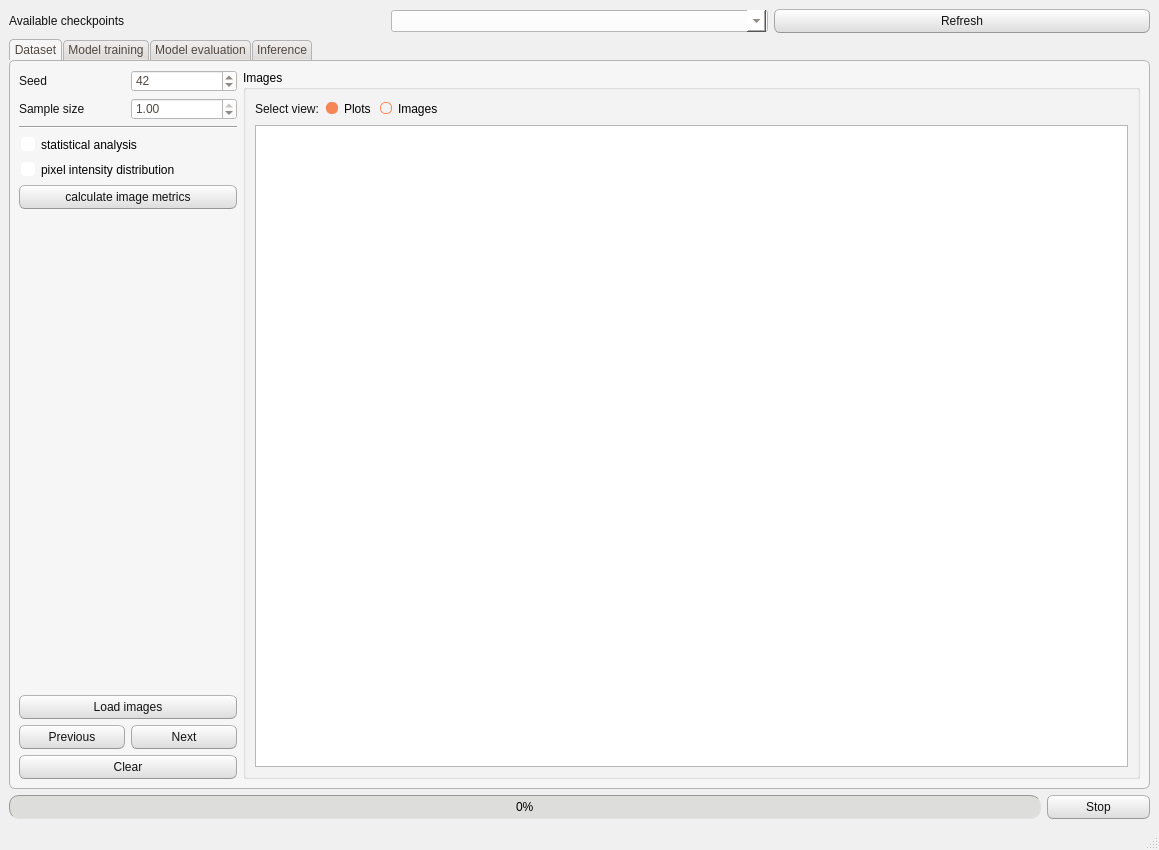
This is FEXT/commons/interface/layout/window_layout.ui in CTCycle/FEXT-Autoencoder as Qt 5 draws it before an edit. The edited form follows.
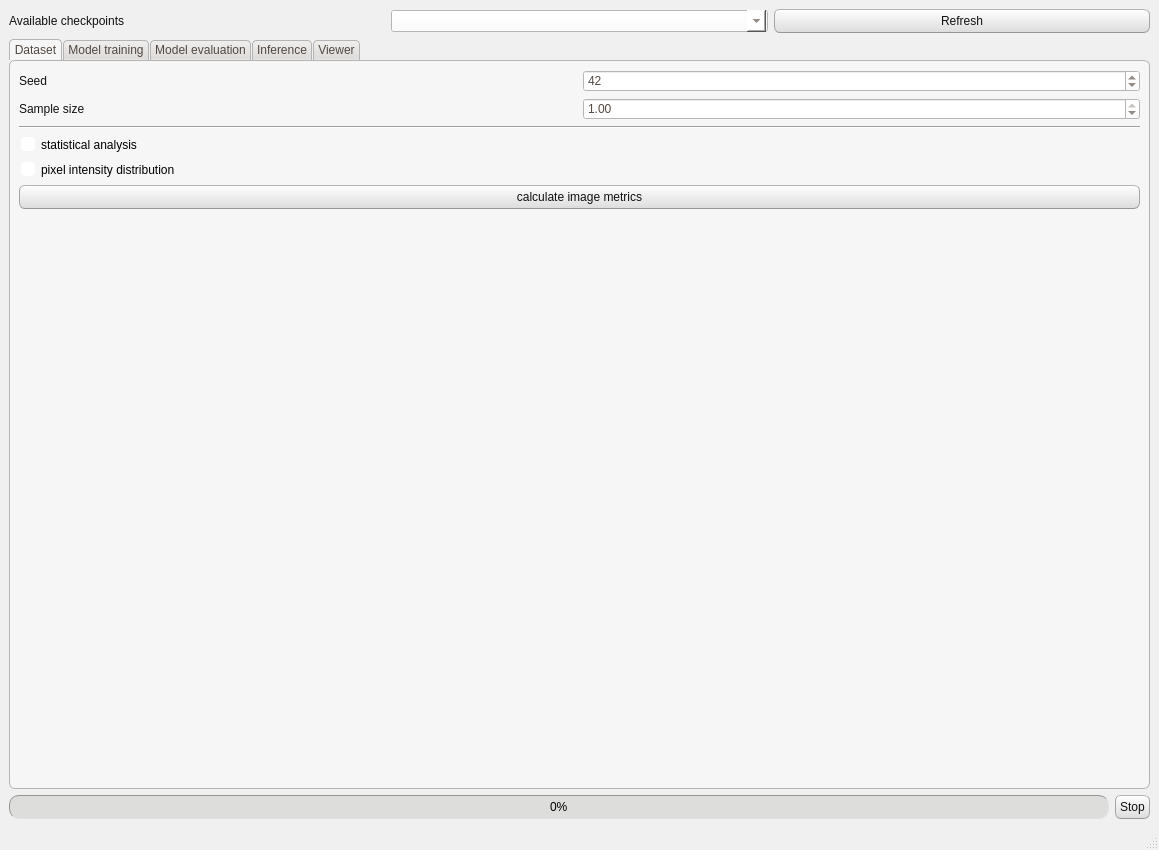
This is the edited form. The open tabs and pages were chosen to show the change.

Commit message: created viewer tab to centralize image canvas

```diff
--- a/FEXT/commons/interface/layout/window_layout.ui
+++ b/FEXT/commons/interface/layout/window_layout.ui
@@ -512,7 +512,7 @@
 }</string>
   </property>
   <widget class="QWidget" name="centralwidget">
-   <layout class="QVBoxLayout" name="verticalLayout_22">
+   <layout class="QVBoxLayout" name="verticalLayout_3">
     <item>
      <layout class="QHBoxLayout" name="selectCheckpointsLayout">
       <item>
@@ -535,7 +535,7 @@
      </layout>
     </item>
     <item>
-     <widget class="QTabWidget" name="tabWidget">
+     <widget class="QTabWidget" name="viewTab">
       <property name="accessibleName">
        <string/>
       </property>
@@ -553,13 +553,13 @@
         <item>
          <layout class="QHBoxLayout" name="centralLayout">
           <item>
-           <layout class="QVBoxLayout" name="verticalLayout_4">
+           <layout class="QVBoxLayout" name="datasetMetricsLayout">
             <item>
              <layout class="QVBoxLayout" name="verticalLayout">
               <item>
-               <layout class="QHBoxLayout" name="horizontalLayout_3">
+               <layout class="QHBoxLayout" name="datasetMetricGroup">
                 <item>
-                 <widget class="QLabel" name="label_3">
+                 <widget class="QLabel" name="seedLabel">
                   <property name="text">
                    <string>Seed</string>
                   </property>
@@ -641,103 +641,6 @@
               </property>
              </spacer>
             </item>
-            <item>
-             <widget class="QPushButton" name="loadImgDataset">
-              <property name="text">
-               <string>Load images</string>
-              </property>
-             </widget>
-            </item>
-            <item>
-             <layout class="QVBoxLayout" name="verticalLayout_3">
-              <item>
-               <layout class="QHBoxLayout" name="horizontalLayout_6">
-                <item>
-                 <widget class="QPushButton" name="dataTabPreviousImg">
-                  <property name="text">
-                   <string>Previous</string>
-                  </property>
-                 </widget>
-                </item>
-                <item>
-                 <widget class="QPushButton" name="dataTabNextImg">
-                  <property name="text">
-                   <string>Next</string>
-                  </property>
-                 </widget>
-                </item>
-               </layout>
-              </item>
-              <item>
-               <widget class="QPushButton" name="dataTabClearImg">
-                <property name="text">
-                 <string>Clear</string>
-                </property>
-               </widget>
-              </item>
-             </layout>
-            </item>
-           </layout>
-          </item>
-          <item>
-           <layout class="QVBoxLayout" name="canvasLayout">
-            <item>
-             <widget class="QGroupBox" name="canvasGroup">
-              <property name="title">
-               <string>Images</string>
-              </property>
-              <layout class="QHBoxLayout" name="horizontalLayout_26">
-               <item>
-                <layout class="QVBoxLayout" name="canvasWidgetLayout">
-                 <item>
-                  <layout class="QHBoxLayout" name="canvasSelectionLayout" stretch="0,0,0,0">
-                   <item>
-                    <widget class="QLabel" name="selectViewLabel">
-                     <property name="text">
-                      <string>Select view:</string>
-                     </property>
-                    </widget>
-                   </item>
-                   <item>
-                    <widget class="QRadioButton" name="viewPlots">
-                     <property name="text">
-                      <string>Plots</string>
-                     </property>
-                     <property name="checked">
-                      <bool>true</bool>
-                     </property>
-                    </widget>
-                   </item>
-                   <item>
-                    <widget class="QRadioButton" name="viewImages">
-                     <property name="text">
-                      <string>Images</string>
-                     </property>
-                    </widget>
-                   </item>
-                   <item>
-                    <spacer name="selectorSpacer">
-                     <property name="orientation">
-                      <enum>Qt::Orientation::Horizontal</enum>
-                     </property>
-                     <property name="sizeHint" stdset="0">
-                      <size>
-                       <width>40</width>
-                       <height>20</height>
-                      </size>
-                     </property>
-                    </spacer>
-                   </item>
-                  </layout>
-                 </item>
-                 <item>
-                  <widget class="QGraphicsView" name="imageCanvas"/>
-                 </item>
-                </layout>
-               </item>
-              </layout>
-             </widget>
-            </item>
            </layout>
           </item>
          </layout>
@@ -1607,7 +1510,85 @@
              </spacer>
             </item>
             <item>
-             <widget class="QPushButton" name="loadInferenceImages">
+             <layout class="QVBoxLayout" name="verticalLayout_10"/>
+            </item>
+           </layout>
+          </item>
+         </layout>
+        </item>
+       </layout>
+      </widget>
+      <widget class="QWidget" name="viewTab_2">
+       <attribute name="title">
+        <string>Viewer</string>
+       </attribute>
+       <layout class="QHBoxLayout" name="horizontalLayout_7">
+        <item>
+         <layout class="QVBoxLayout" name="verticalLayout_4">
+          <item>
+           <widget class="QGroupBox" name="groupBox">
+            <property name="title">
+             <string>Select view</string>
+            </property>
+            <layout class="QVBoxLayout" name="verticalLayout_2">
+             <item>
+              <widget class="QRadioButton" name="viewTrainImages">
+               <property name="text">
+                <string>Training images</string>
+               </property>
+               <property name="checked">
+                <bool>true</bool>
+               </property>
+              </widget>
+             </item>
+             <item>
+              <widget class="QRadioButton" name="viewInferenceImages">
+               <property name="text">
+                <string>Inference images</string>
+               </property>
+               <property name="checked">
+                <bool>false</bool>
+               </property>
+              </widget>
+             </item>
+             <item>
+              <widget class="QRadioButton" name="viewDataPlots">
+               <property name="text">
+                <string>Dataset evaluation plots</string>
+               </property>
+               <property name="checked">
+                <bool>false</bool>
+               </property>
+              </widget>
+             </item>
+             <item>
+              <widget class="QRadioButton" name="viewEvalPlots">
+               <property name="text">
+                <string>Model evalution plots</string>
+               </property>
+               <property name="checked">
+                <bool>false</bool>
+               </property>
+              </widget>
+             </item>
+            </layout>
+           </widget>
+          </item>
+          <item>
+           <spacer name="verticalSpacer_10">
+            <property name="orientation">
+             <enum>Qt::Orientation::Vertical</enum>
+            </property>
+            <property name="sizeHint" stdset="0">
+             <size>
+              <width>20</width>
+              <height>40</height>
+             </size>
+            </property>
+           </spacer>
+          </item>
+          <item>
+           <widget class="QPushButton" name="loadImages">
               <property name="text">
                <string>Load images</string>
               </property>
@@ -1616,7 +1597,7 @@
             <item>
              <layout class="QVBoxLayout" name="verticalLayout_10">
               <item>
-               <layout class="QHBoxLayout" name="horizontalLayout_29">
+             <layout class="QHBoxLayout" name="horizontalLayout_6">
                 <item>
                  <widget class="QPushButton" name="inferTabPreviousImg">
                   <property name="text">
@@ -1645,25 +1626,27 @@
            </layout>
           </item>
           <item>
-           <widget class="QGroupBox" name="groupBox_11">
+         <widget class="QGroupBox" name="canvasGroup">
             <property name="title">
              <string>Images</string>
             </property>
             <layout class="QVBoxLayout" name="verticalLayout_21">
              <item>
-              <widget class="QGraphicsView" name="inferenceCanvas"/>
+            <layout class="QVBoxLayout" name="canvasWidgetLayout">
+             <item>
+              <widget class="QGraphicsView" name="canvas"/>
              </item>
             </layout>
-           </widget>
-          </item>
-         </layout>
+           </item>
+          </layout>
+         </widget>
         </item>
        </layout>
       </widget>
      </widget>
     </item>
     <item>
-     <layout class="QHBoxLayout" name="progressBarLayout" stretch="10,1">
+     <layout class="QHBoxLayout" name="horizontalLayout_3">
       <item>
        <widget class="QProgressBar" name="progressBar">
         <property name="value">
```
Left out of the diff: 30 changed lines with no effect on the pictures. Lines whose indentation alone changed are shown as unchanged. The commit also changes 2 other files.
